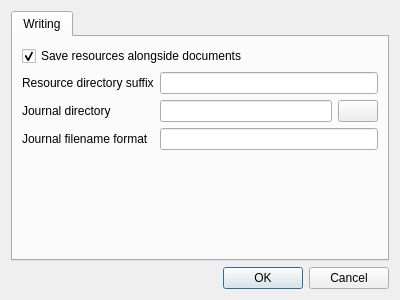
This is src/settingsdialog.ui in ec1oud/nettebook as Qt 5 draws it before an edit. The edited form follows.
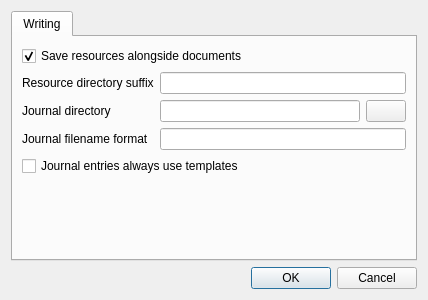
This is the edited form. Icons and pictures are not drawn.

Commit message: Added the template feature

```diff
--- a/src/settingsdialog.ui
+++ b/src/settingsdialog.ui
@@ -55,7 +55,14 @@
        <item row="2" column="1">
         <layout class="QHBoxLayout" name="horizontalLayout">
          <item>
-          <widget class="QLineEdit" name="journalDirectory"/>
+          <widget class="QLineEdit" name="journalDirectory">
+           <property name="minimumSize">
+            <size>
+             <width>200</width>
+             <height>0</height>
+            </size>
+           </property>
+          </widget>
          </item>
          <item>
           <widget class="QPushButton" name="journalDirectoryChooseButton">
@@ -80,6 +87,13 @@
        <item row="3" column="1">
         <widget class="QLineEdit" name="journalFilenameFormat"/>
        </item>
+       <item row="4" column="0" colspan="2">
+        <widget class="QCheckBox" name="useJournalTemplates">
+         <property name="text">
+          <string>Journal entries always use templates</string>
+         </property>
+        </widget>
+       </item>
       </layout>
      </widget>
     </widget>
```
The commit also changes 6 other files.
